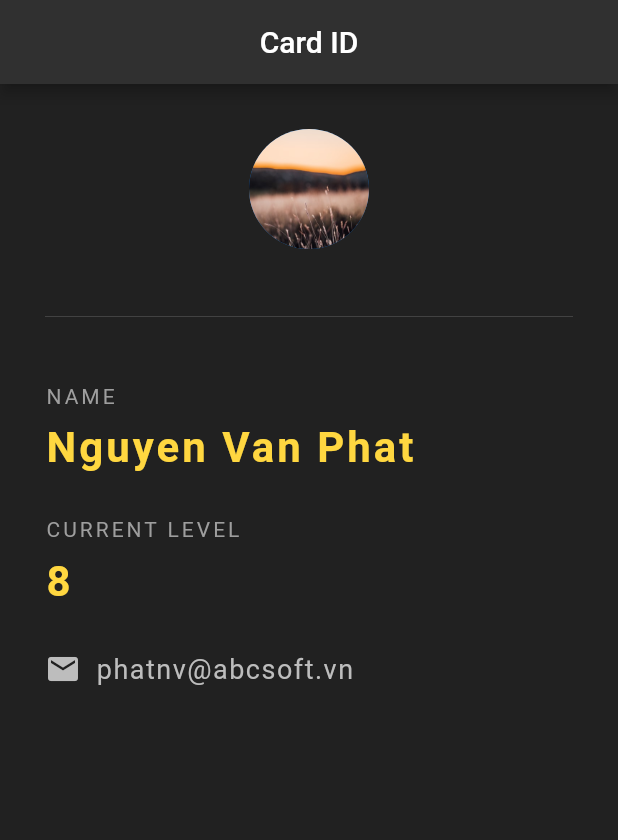
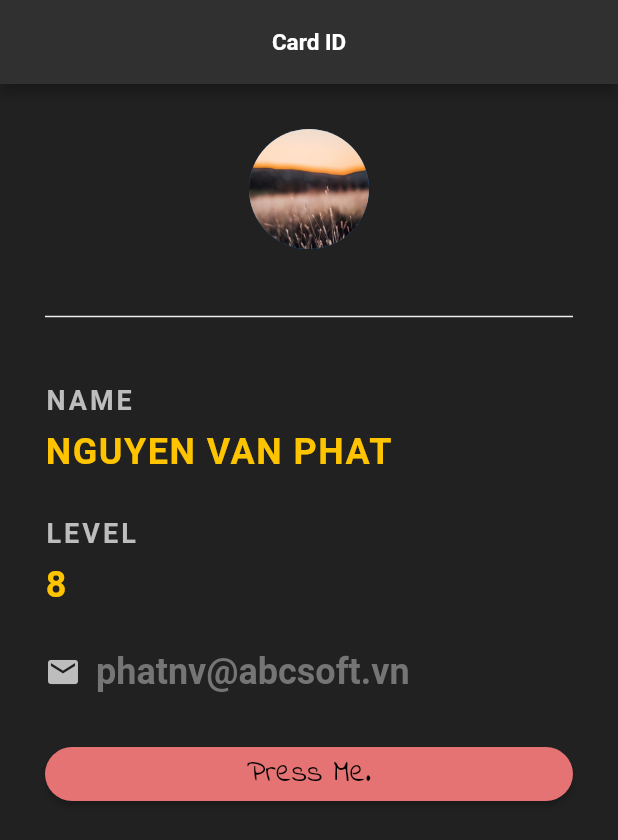
Before and after one commit to NguyenPhatBG/flutter-app-01, a Flutter app: the screen it shows after launch, on a phone screen of 412 x 824 dp. Shown: the top 840 px of the screen. Run offline on Flutter 3.47's test engine with Material 2 defaults, Android fonts, the phone set to English and light mode, and no system bars.

Commit message:
custom button rounded

```diff
--- a/lib/main.dart
+++ b/lib/main.dart
@@ -7,12 +7,18 @@ void main() => runApp(MaterialApp(
 class CardID extends StatelessWidget {
   @override
   Widget build(BuildContext context) {
-    return Scaffold(
+    return Scaffold( // Frame
       backgroundColor: Colors.grey[900],
       appBar: AppBar(
-        title: Text('Card ID'),
+        backgroundColor: Colors.grey[850],
+        title: Text(
+          'Card ID',
+          style: TextStyle(
+            fontSize: 15.0,
+            fontWeight: FontWeight.bold,
+          ),
+        ),
         centerTitle: true,
-        backgroundColor: Colors.grey[850],
       ),
       body: Padding(
         padding: const EdgeInsets.all(30.0),
@@ -22,35 +28,40 @@ class CardID extends StatelessWidget {
             Center(
               child: CircleAvatar(
                 backgroundImage: AssetImage('assets/photo-1.jpg'),
-                radius: 40,
+                radius: 40.0,
               ),
             ),
             Divider(
               height: 90.0,
-              color: Colors.grey[800],
+              color: Colors.grey[200],
+              thickness: 1.0,
             ),
             Text(
               'NAME',
               style: TextStyle(
-                color: Colors.grey,
+                fontSize: 18.0,
+                color: Colors.grey[400],
+                fontWeight: FontWeight.bold,
                 letterSpacing: 2.0,
               ),
             ),
             SizedBox(height: 10.0),
             Text(
-              'Nguyen Van Phat',
+              'NGUYEN VAN PHAT',
               style: TextStyle(
-                color: Colors.amberAccent[200],
-                letterSpacing: 2.0,
-                fontSize: 28.0,
+                fontSize: 24.0,
+                color: Colors.amberAccent[400],
                 fontWeight: FontWeight.bold,
+                letterSpacing: 1.0,
               ),
             ),
             SizedBox(height: 30.0),
             Text(
-              'CURRENT LEVEL',
+              'LEVEL',
               style: TextStyle(
-                color: Colors.grey,
+                fontSize: 18.0,
+                color: Colors.grey[400],
+                fontWeight: FontWeight.bold,
                 letterSpacing: 2.0,
               ),
             ),
@@ -58,29 +69,48 @@ class CardID extends StatelessWidget {
             Text(
               '8',
               style: TextStyle(
-                color: Colors.amberAccent[200],
-                letterSpacing: 2.0,
-                fontSize: 28.0,
+                fontSize: 24.0,
+                color: Colors.amberAccent[400],
                 fontWeight: FontWeight.bold,
+                letterSpacing: 1.0,
               ),
             ),
             SizedBox(height: 30.0),
             Row(
               children: <Widget>[
                 Icon(
-                  Icons.email,
-                  color: Colors.grey[400],
+                    Icons.email,
+                    color: Colors.grey[400],
                 ),
                 SizedBox(width: 10.0),
                 Text(
                   'phatnv@abcsoft.vn',
                   style: TextStyle(
-                    color: Colors.grey[400],
-                    fontSize: 18.0,
-                    letterSpacing: 1.0,
+                    fontSize: 24.0,
+                    color: Colors.grey[600],
+                    fontWeight: FontWeight.bold,
+                  ),
+                )
+              ],
+            ),
+            SizedBox(height: 30.0),
+            Container(
+              width: MediaQuery.of(context).size.width,
+              child: RaisedButton(
+                shape: new RoundedRectangleBorder(
+                  borderRadius: new BorderRadius.circular(30.0),
+                ),
+                onPressed: () {},
+                color: Colors.red[300],
+                child: Text(
+                  'Press Me.',
+                  style: TextStyle(
+                    color: Colors.black,
+                    fontFamily: 'IndieFlower',
+                    fontSize: 20.0,
                   ),
                 ),
-              ],
+              ),
             )
           ],
         ),
```
